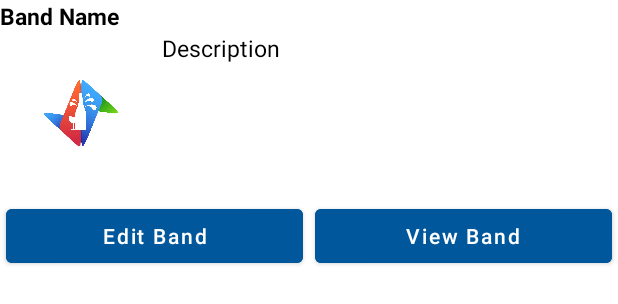
After one commit to UniqueEmpire/EventHub, an Android app: the layout music_bottom_sheet.xml on its own in the app's theme, with its tools: preview values and no code run, on a phone screen of 412 x 824 dp. The commit adds this screen. Shown: the top 304 px of the screen. Run offline under Robolectric (Android 15) with nearby library versions, the phone set to English and light mode, and no system bars; Roboto replaces fonts that are not available here.

Commit message:
Read music band

```diff
--- /dev/null
+++ b/app/src/main/res/layout/music_bottom_sheet.xml
@@ -0,0 +1,83 @@
+<?xml version="1.0" encoding="utf-8"?>
+<RelativeLayout xmlns:android="http://schemas.android.com/apk/res/android"
+    android:layout_width="match_parent"
+    android:layout_height="wrap_content"
+    android:background="@color/white"
+    android:id="@+id/bottomSheet">
+
+    <TextView
+        android:id="@+id/idbandname"
+        android:layout_width="match_parent"
+        android:layout_height="wrap_content"
+        android:text="Band Name"
+        android:textColor="@color/black"
+        android:textSize="15dp"
+        android:textStyle="bold" />
+
+    <ImageView
+        android:id="@+id/bandlogo"
+        android:layout_width="100dp"
+        android:layout_height="100dp"
+        android:layout_below="@id/idbandname"
+        android:layout_centerVertical="true"
+        android:layout_marginStart="4dp"
+        android:layout_marginLeft="4dp"
+        android:layout_marginTop="4dp"
+        android:layout_marginEnd="4dp"
+        android:layout_marginRight="4dp"
+        android:layout_marginBottom="4dp"
+        android:padding="4dp"
+        android:src="@drawable/iconeventhub" />
+
+    <TextView
+        android:id="@+id/idbandDes"
+        android:layout_width="match_parent"
+        android:layout_height="wrap_content"
+        android:layout_below="@id/idbandname"
+        android:layout_toRightOf="@id/bandlogo"
+        android:text="Description"
+        android:textColor="@color/black"
+        android:textSize="15dp" />
+
+    <LinearLayout
+        android:id="@+id/idBtnEdit"
+        android:layout_width="match_parent"
+        android:layout_height="wrap_content"
+        android:orientation="horizontal"
+        android:layout_below="@id/bandlogo"
+        android:weightSum="2">
+
+        <Button
+            android:id="@+id/editbtn"
+            android:layout_width="8dp"
+            android:layout_height="wrap_content"
+            android:layout_marginStart="4dp"
+            android:layout_marginLeft="4dp"
+            android:layout_marginTop="4dp"
+            android:layout_marginEnd="4dp"
+            android:layout_marginRight="4dp"
+            android:layout_marginBottom="4dp"
+            android:layout_weight="1"
+            android:backgroundTint="@color/light_blue_900"
+            android:text="Edit Band"
+            android:textAllCaps="false" />
+
+        <Button
+            android:id="@+id/viewbtn"
+            android:layout_width="8dp"
+            android:layout_height="wrap_content"
+            android:layout_marginStart="4dp"
+            android:layout_marginLeft="4dp"
+            android:layout_marginTop="4dp"
+            android:layout_marginEnd="4dp"
+            android:layout_marginRight="4dp"
+            android:layout_marginBottom="4dp"
+            android:layout_weight="1"
+            android:backgroundTint="@color/light_blue_900"
+            android:text="View Band"
+            android:textAllCaps="false" />
+    </LinearLayout>
+
+
+
+</RelativeLayout>
```
Also changed, not shown: app/src/main/java/com/eventhub/eventhub/MusicRVAdapter.java (+74 -18 lines), app/src/main/java/com/eventhub/eventhub/music.java (+95 -13 lines), app/src/main/res/layout/music.xml (+21 -24 lines), app/src/main/res/layout/sin_music2.xml (+0 -23 lines).
